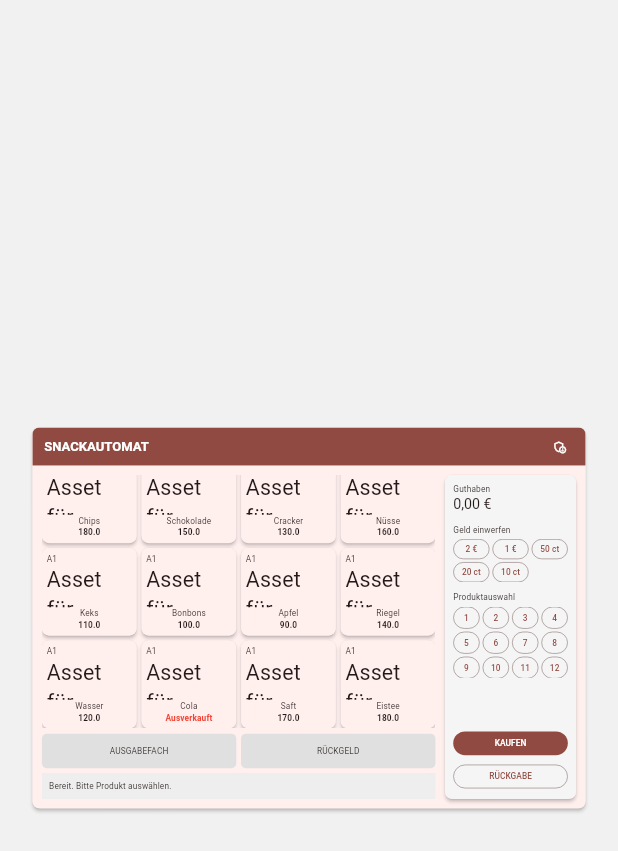
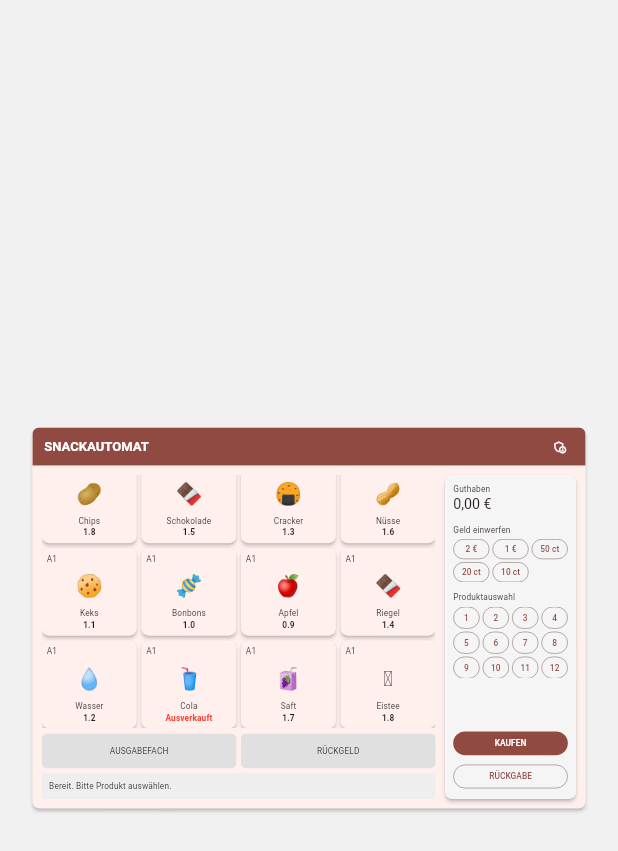
Before and after one commit to Walzapine/vendingMachine_Oleksii_Benny_Nora, a Flutter app: the screen it shows after launch, scrolled down 33 dp, on a phone screen of 412 x 824 dp. Shown: the top 851 px of the screen. Run offline on Flutter 3.47's test engine with Material 3 defaults, Android fonts, the phone set to English and light mode, and no system bars; our stand-ins replace freezed_annotation, sqflite, sqflite_common_ffi; accounts and stored records are empty.

Commit message:
korrigiert , price und emoji in product card

```diff
--- /dev/null
+++ b/devtools_options.yaml
@@ -0,0 +1,3 @@
+description: This file stores settings for Dart & Flutter DevTools.
+documentation: https://docs.flutter.dev/tools/devtools/extensions#configure-extension-enablement-states
+extensions:
--- a/lib/mock/mock_products.dart
+++ b/lib/mock/mock_products.dart
@@ -13,16 +13,16 @@ import '../models/product.dart';
 /// * zwölf Produkte für ein Raster aus drei Reihen und vier Spalten,
 /// * Cola mit Bestand `0`, damit das Frontend „Ausverkauft“ anzeigen kann.
 const mockProducts = <Product>[
-  Product(id: 1, name: 'Chips', price: 180, stock: 8, emoji: '🥔'),
-  Product(id: 2, name: 'Schokolade', price: 150, stock: 5, emoji: '🍫'),
-  Product(id: 3, name: 'Cracker', price: 130, stock: 6, emoji: '🍘'),
-  Product(id: 4, name: 'Nüsse', price: 160, stock: 4, emoji: '🥜'),
-  Product(id: 5, name: 'Keks', price: 110, stock: 9, emoji: '🍪'),
-  Product(id: 6, name: 'Bonbons', price: 100, stock: 7, emoji: '🍬'),
-  Product(id: 7, name: 'Apfel', price: 90, stock: 5, emoji: '🍎'),
-  Product(id: 8, name: 'Riegel', price: 140, stock: 3, emoji: '🍫'),
-  Product(id: 9, name: 'Wasser', price: 120, stock: 10, emoji: '💧'),
-  Product(id: 10, name: 'Cola', price: 200, stock: 0, emoji: '🥤'),
-  Product(id: 11, name: 'Saft', price: 170, stock: 5, emoji: '🧃'),
-  Product(id: 12, name: 'Eistee', price: 180, stock: 6, emoji: '🧋'),
+  Product(id: 1, name: 'Chips', price: 1.80, stock: 8, emoji: '🥔'),
+  Product(id: 2, name: 'Schokolade', price: 1.50, stock: 5, emoji: '🍫'),
+  Product(id: 3, name: 'Cracker', price: 1.30, stock: 6, emoji: '🍘'),
+  Product(id: 4, name: 'Nüsse', price: 1.60, stock: 4, emoji: '🥜'),
+  Product(id: 5, name: 'Keks', price: 1.10, stock: 9, emoji: '🍪'),
+  Product(id: 6, name: 'Bonbons', price: 1.00, stock: 7, emoji: '🍬'),
+  Product(id: 7, name: 'Apfel', price: 0.90, stock: 5, emoji: '🍎'),
+  Product(id: 8, name: 'Riegel', price: 1.40, stock: 3, emoji: '🍫'),
+  Product(id: 9, name: 'Wasser', price: 1.20, stock: 10, emoji: '💧'),
+  Product(id: 10, name: 'Cola', price: 2.00, stock: 0, emoji: '🥤'),
+  Product(id: 11, name: 'Saft', price: 1.70, stock: 5, emoji: '🧃'),
+  Product(id: 12, name: 'Eistee', price: 1.80, stock: 6, emoji: '🧋'),
 ];
--- a/lib/widgets/product_card.dart
+++ b/lib/widgets/product_card.dart
@@ -49,7 +49,7 @@ class ProductCard extends StatelessWidget {
                 // vorläufige Emoji. Spätere Produktbilder passen an diese Stelle.
                 child: Center(
                   child: Text(
-                    "Asset für product ${product.name}",
+                    product.emoji,
                     style: const TextStyle(fontSize: 36),
                   ),
                 ),
```
